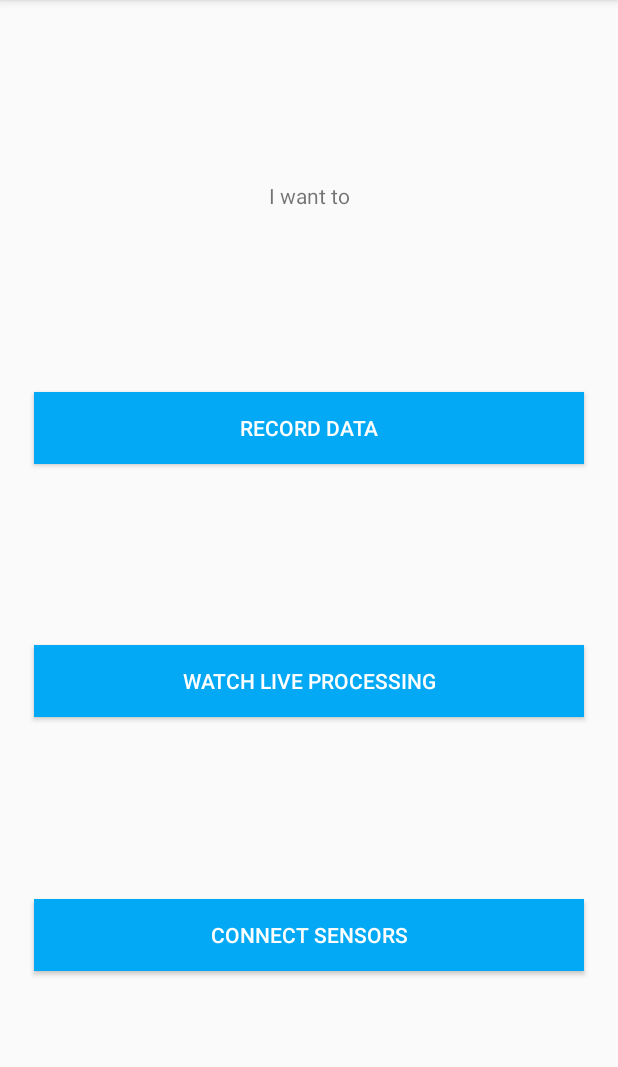
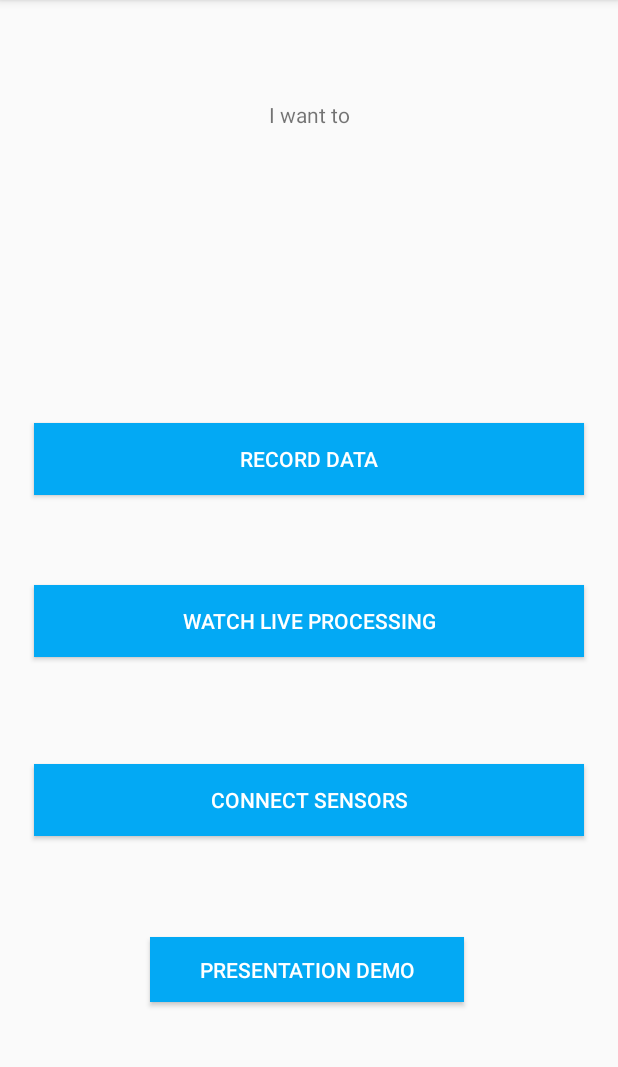
Before and after one commit to Ascarshen/Natsume-s-IoT, an Android app: the MainActivity screen opened directly, with no data from a screen before it, on a phone screen of 412 x 824 dp, the part 84-1151 px from its top. Run offline under Robolectric (Android 15) with nearby library versions, the light colour scheme and no system bars.

Commit message:
Add simple demo app interface

```diff
--- a/pdiotapp/app/src/main/java/com/specknet/pdiotapp/MainActivity.kt
+++ b/pdiotapp/app/src/main/java/com/specknet/pdiotapp/MainActivity.kt
@@ -17,6 +17,7 @@ import androidx.core.app.ActivityCompat
 import com.google.android.material.snackbar.Snackbar
 import com.specknet.pdiotapp.bluetooth.BluetoothSpeckService
 import com.specknet.pdiotapp.bluetooth.ConnectingActivity
+import com.specknet.pdiotapp.demo.DemoApp
 import com.specknet.pdiotapp.live.LiveDataActivity
 import com.specknet.pdiotapp.onboarding.OnBoardingActivity
 import com.specknet.pdiotapp.utils.Constants
@@ -29,6 +30,7 @@ class MainActivity : AppCompatActivity() {
     lateinit var liveProcessingButton: Button
     lateinit var pairingButton: Button
     lateinit var recordButton: Button
+    lateinit var demoButton: Button
 
     // permissions
     lateinit var permissionAlertDialog: AlertDialog.Builder
@@ -64,6 +66,7 @@ class MainActivity : AppCompatActivity() {
         liveProcessingButton = findViewById(R.id.live_button)
         pairingButton = findViewById(R.id.ble_button)
         recordButton = findViewById(R.id.record_button)
+        demoButton = findViewById(R.id.demo_button)
 
         permissionAlertDialog = AlertDialog.Builder(this)
 
@@ -92,6 +95,11 @@ class MainActivity : AppCompatActivity() {
 
         recordButton.setOnClickListener {
             val intent = Intent(this, RecordingActivity::class.java)
+            startActivity(intent)
+        }
+
+        demoButton.setOnClickListener {
+            val intent = Intent(this, DemoApp::class.java)
             startActivity(intent)
         }
     }
--- /dev/null
+++ b/pdiotapp/app/src/main/java/com/specknet/pdiotapp/demo/DemoApp.kt
@@ -0,0 +1,4 @@
+package com.specknet.pdiotapp.demo
+
+class DemoApp {
+}
--- a/pdiotapp/app/src/main/res/layout/activity_main.xml
+++ b/pdiotapp/app/src/main/res/layout/activity_main.xml
@@ -8,6 +8,7 @@
     tools:context=".MainActivity">
 
     <androidx.constraintlayout.widget.ConstraintLayout
+        android:id="@+id/constraintLayout3"
         android:layout_width="match_parent"
         android:layout_height="match_parent">
 
@@ -17,53 +18,64 @@
             android:layout_height="wrap_content"
             android:layout_marginTop="100px"
             android:text="I want to"
+            app:layout_constraintBottom_toTopOf="@+id/record_button"
             app:layout_constraintEnd_toEndOf="parent"
             app:layout_constraintStart_toStartOf="parent"
-            app:layout_constraintTop_toTopOf="parent"
-            app:layout_constraintBottom_toTopOf="@+id/record_button"/>
+            app:layout_constraintTop_toTopOf="parent" />
+
 
         <Button
             android:id="@+id/record_button"
             android:layout_width="550px"
             android:layout_height="wrap_content"
-            android:layout_marginTop="100px"
+            android:layout_marginTop="196dp"
             android:background="#03A9F4"
             android:text="Record data"
             android:textColor="#FFFFFF"
             app:layout_constraintEnd_toEndOf="parent"
+            app:layout_constraintHorizontal_bias="0.507"
             app:layout_constraintStart_toStartOf="parent"
-            app:layout_constraintTop_toBottomOf="@+id/textView2"
-            app:layout_constraintBottom_toTopOf="@+id/live_button"/>
-
+            app:layout_constraintTop_toBottomOf="@+id/textView2" />
 
         <Button
             android:id="@+id/live_button"
             android:layout_width="550px"
             android:layout_height="wrap_content"
-            android:layout_marginTop="100px"
+            android:layout_marginTop="60dp"
             android:background="#03A9F4"
             android:text="Watch live processing"
             android:textColor="#FFFFFF"
             app:layout_constraintEnd_toEndOf="parent"
+            app:layout_constraintHorizontal_bias="0.497"
             app:layout_constraintStart_toStartOf="parent"
-            app:layout_constraintTop_toBottomOf="@+id/record_button"
-            app:layout_constraintBottom_toTopOf="@+id/ble_button"/>
-
+            app:layout_constraintTop_toBottomOf="@+id/record_button" />
 
         <Button
             android:id="@+id/ble_button"
             android:layout_width="550px"
             android:layout_height="wrap_content"
+            android:background="#03A9F4"
             android:text="Connect sensors"
-            android:layout_marginTop="100px"
-            android:layout_marginBottom="100px"
+            android:textColor="#FFFFFF"
+            app:layout_constraintBottom_toTopOf="@+id/demo_button"
+            app:layout_constraintEnd_toEndOf="parent"
+            app:layout_constraintHorizontal_bias="0.502"
+            app:layout_constraintStart_toStartOf="parent"
+            app:layout_constraintTop_toBottomOf="@+id/live_button"
+            app:layout_constraintVertical_bias="0.514" />
+
+        <Button
+            android:id="@+id/demo_button"
+            android:layout_width="209dp"
+            android:layout_height="43dp"
+            android:layout_marginBottom="100dp"
             android:background="#03A9F4"
+            android:text="Presentation Demo"
             android:textColor="#FFFFFF"
-            app:layout_constraintTop_toBottomOf="@+id/live_button"
+            app:layout_constraintBottom_toBottomOf="parent"
             app:layout_constraintEnd_toEndOf="parent"
-            app:layout_constraintStart_toStartOf="parent"
-            app:layout_constraintBottom_toBottomOf="parent"
-            />
+            app:layout_constraintHorizontal_bias="0.495"
+            app:layout_constraintStart_toStartOf="parent" />
 
     </androidx.constraintlayout.widget.ConstraintLayout>
 
```
